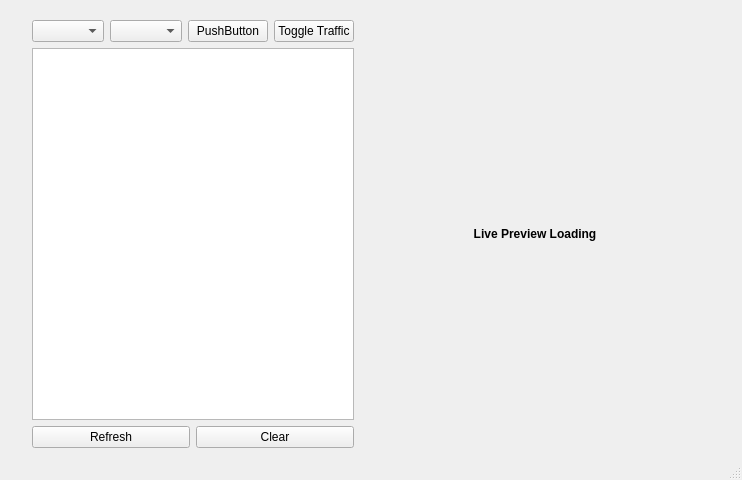
The window that UI/MainWindow.ui (454647/Traffic-Rules-Violation-Detection-System) describes before a commit, drawn with Qt 5.
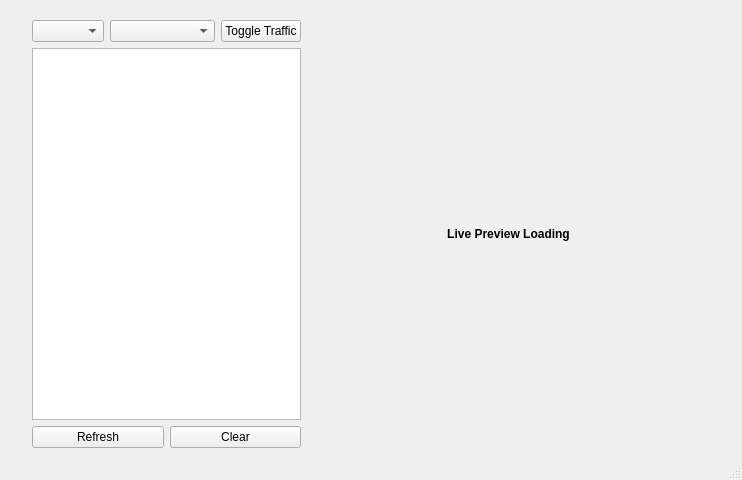
The same window after the commit.

The edit to the form file:
```diff
--- a/UI/MainWindow.ui
+++ b/UI/MainWindow.ui
@@ -35,7 +35,7 @@
       <item>
        <layout class="QVBoxLayout" name="verticalLayout">
         <item>
-         <layout class="QHBoxLayout" name="horizontalLayout_2" stretch="2,3,0,1">
+         <layout class="QHBoxLayout" name="horizontalLayout_2" stretch="2,3,1">
           <item>
            <widget class="QComboBox" name="camera_group"/>
           </item>
@@ -58,13 +58,6 @@
             </property>
            </widget>
           </item>
-          <item>
-           <widget class="QPushButton" name="show_parking">
-            <property name="text">
-             <string>PushButton</string>
-            </property>
-           </widget>
-          </item>
           <item>
            <widget class="QPushButton" name="toggle_traffic">
             <property name="text">
```
